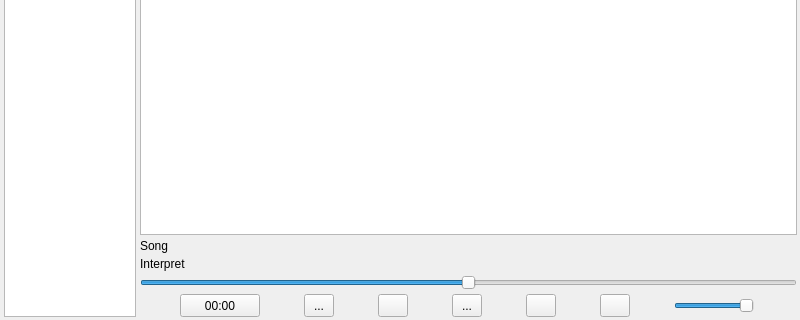
Qt form mainwindow.ui (mishale/MP3Player-Qt) before a commit; both pictures show x 0 to 800 and y 280 to 600 of the 800 by 600 pixel window.
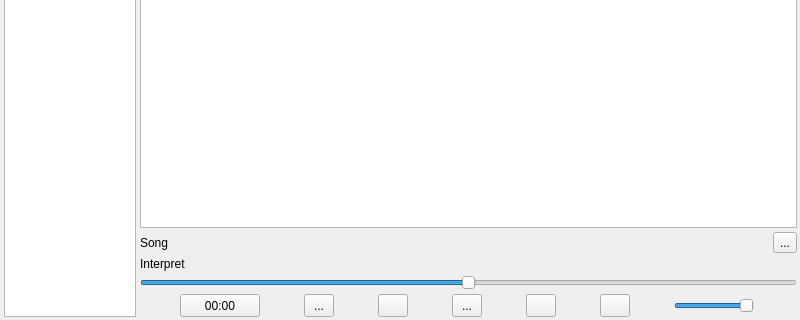
The same form after that commit. Icons and pictures are not drawn.

What changed in the file:
```diff
--- a/mainwindow.ui
+++ b/mainwindow.ui
@@ -16,8 +16,8 @@
   <widget class="QWidget" name="centralwidget">
    <property name="minimumSize">
     <size>
-     <width>800</width>
-     <height>600</height>
+     <width>100</width>
+     <height>75</height>
     </size>
    </property>
    <widget class="QWidget" name="horizontalLayoutWidget">
@@ -98,11 +98,22 @@
         </layout>
        </item>
        <item>
+        <layout class="QHBoxLayout" name="horizontalLayout">
+         <item>
         <widget class="QLabel" name="songTitle">
          <property name="text">
           <string>Song</string>
          </property>
         </widget>
+         </item>
+         <item>
+          <widget class="QToolButton" name="miniPlayerBtn">
+           <property name="text">
+            <string>...</string>
+           </property>
+          </widget>
+         </item>
+        </layout>
        </item>
        <item>
         <widget class="QLabel" name="songAuthor">
```
Lines whose indentation alone changed are shown as unchanged.
